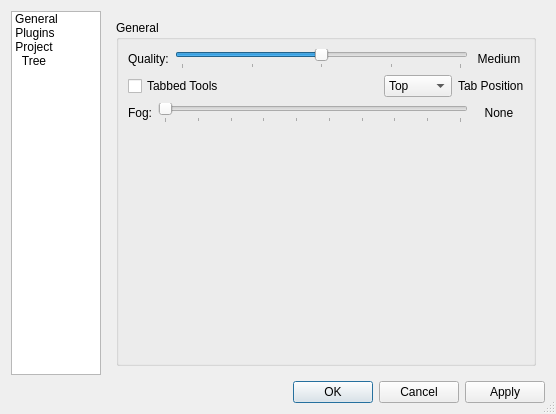
Above: avogadro/src/settingsdialog.ui from cryos/avogadro before the change. Below: the same form after it.
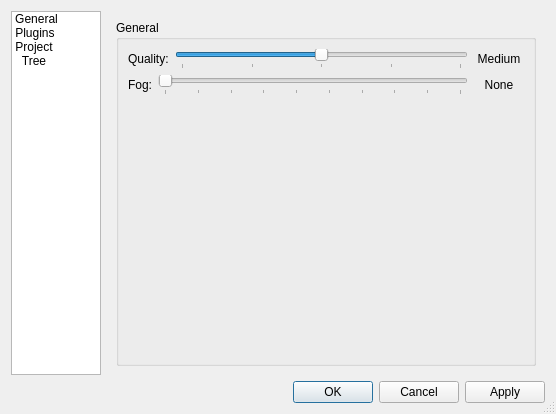
That is the form after the change. Icons and pictures are not drawn.

Commit message: Move tools into a standard QToolBar with extra shortcuts (Ctrl+1, Ctrl+2, etc.) Still need to add buttons for toggling the toolSettings and displaySettings to the toolbar.

Patch:
```diff
--- a/avogadro/src/settingsdialog.ui
+++ b/avogadro/src/settingsdialog.ui
@@ -93,69 +93,6 @@
            </layout>
           </item>
           <item row="1" column="0">
-           <layout class="QHBoxLayout" name="_2">
-            <item>
-             <widget class="QCheckBox" name="tabbedToolsCheck">
-              <property name="sizePolicy">
-               <sizepolicy hsizetype="MinimumExpanding" vsizetype="Fixed">
-                <horstretch>0</horstretch>
-                <verstretch>0</verstretch>
-               </sizepolicy>
-              </property>
-              <property name="toolTip">
-               <string>Enable the tabbed tool layout.</string>
-              </property>
-              <property name="text">
-               <string>Tabbed Tools</string>
-              </property>
-             </widget>
-            </item>
-            <item>
-             <widget class="QComboBox" name="tabPositionCombo">
-              <property name="sizePolicy">
-               <sizepolicy hsizetype="Maximum" vsizetype="Fixed">
-                <horstretch>0</horstretch>
-                <verstretch>0</verstretch>
-               </sizepolicy>
-              </property>
-              <item>
-               <property name="text">
-                <string>Top</string>
-               </property>
-              </item>
-              <item>
-               <property name="text">
-                <string>Bottom</string>
-               </property>
-              </item>
-              <item>
-               <property name="text">
-                <string>Left</string>
-               </property>
-              </item>
-              <item>
-               <property name="text">
-                <string>Right</string>
-               </property>
-              </item>
-             </widget>
-            </item>
-            <item>
-             <widget class="QLabel" name="tabPositionLabel">
-              <property name="sizePolicy">
-               <sizepolicy hsizetype="Minimum" vsizetype="Preferred">
-                <horstretch>0</horstretch>
-                <verstretch>0</verstretch>
-               </sizepolicy>
-              </property>
-              <property name="text">
-               <string>Tab Position</string>
-              </property>
-             </widget>
-            </item>
-           </layout>
-          </item>
-          <item row="2" column="0">
            <layout class="QHBoxLayout" name="_4">
             <item>
              <widget class="QLabel" name="qualityLabel_2">
@@ -213,7 +150,7 @@
             </item>
            </layout>
           </item>
-          <item row="3" column="0">
+          <item row="2" column="0">
            <spacer name="verticalSpacer">
             <property name="orientation">
              <enum>Qt::Vertical</enum>
```
The commit also changes 5 other files.
